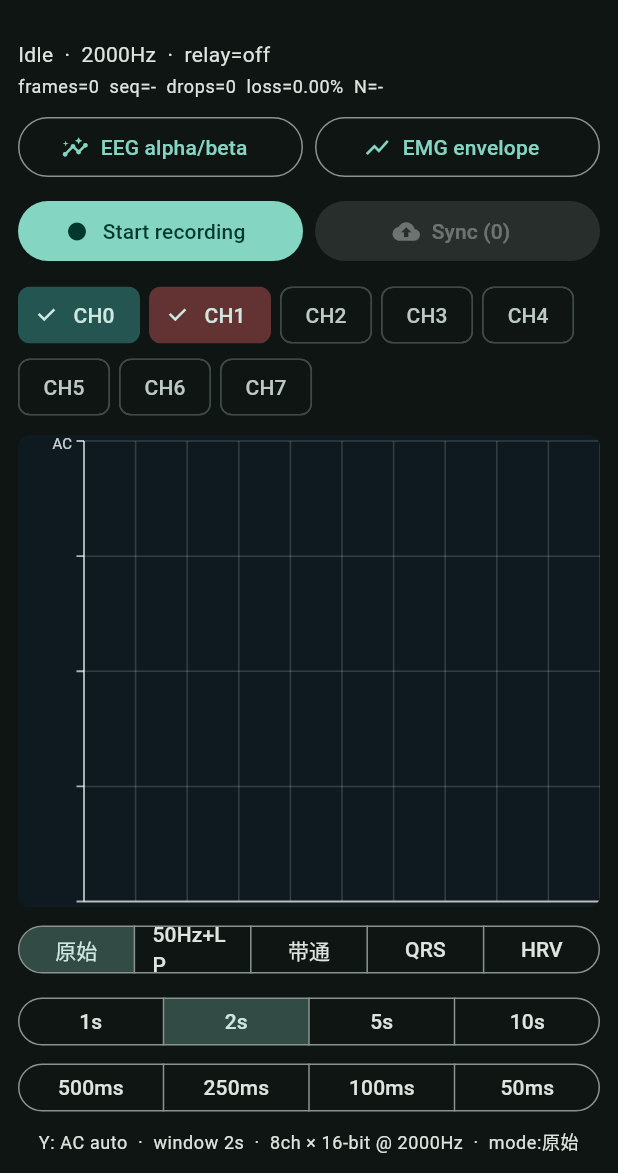
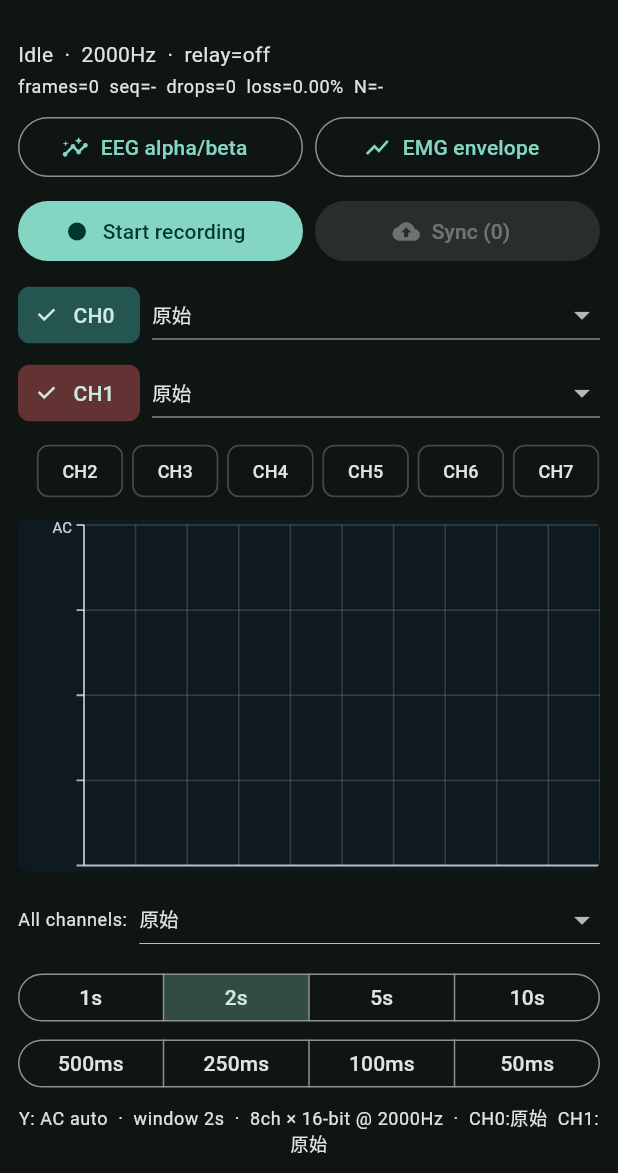
Before and after one commit to WalkEEG/WalkEEG, a Flutter app: the screen it shows after launch, on a phone screen of 412 x 824 dp, the part 63-1236 px from its top. Run offline on Flutter 3.47's test engine with Material 3 defaults, Android fonts, the phone set to English and light mode, and no system bars; our stand-ins replace flutter_blue_plus, multicast_dns, permission_handler, shared_preferences; missing offline and left inert: aws_client.

Commit message:
feat(app): 每通道独立滤波 —— CH0..CH7 各自可选滤波模式
之前只有 CH0 走滤波链，其余通道恒为原始值。现在：

packet_parser.dart
- 新增 _ChannelChain：每通道一套独立的 notch/lowpass/highpass 实例。
  IIR 滤波器有记忆，共用实例会导致通道间状态污染。
- _modes 改为 List<FilterMode>，8 个独立模式。
- 新增 modeFor(ch) / setModeFor(ch, m) / setModeForAll(m)。
  setModeFor 只重置该通道的滤波状态，切换时不跳变。
- reset() 清理全部通道链。
- 逐帧处理按通道各自的模式选择 raw 直通或走滤波链。
- QRS 检测仍取 CH0 的模式（R 峰只在 CH0 找）。
- 保留 mode getter/setter 做兼容：读 CH0，写全部。

main.dart
- 每个已显示通道一行：[CHn chip] + [滤波模式下拉框]。
- 未显示的通道以 ActionChip 呈现，点击加入显示。
- 原全局 SegmentedButton 改为 'All channels' 下拉，一键应用全部。
- 状态行从 'mode:xxx' 改为逐通道摘要，如 'CH0:QRS  CH1:50Hz+LP'。

```diff
--- a/05-Flutter program/lib/main.dart
+++ b/05-Flutter program/lib/main.dart
@@ -82,6 +82,8 @@ class _HomePageState extends State<HomePage> {
   double _yMax = -1; // -1 = AC auto
   int _windowMs = 2000;
   FilterMode _mode = FilterMode.raw;
+  /// Per-channel processing modes, mirrored into the parser.
+  final Map<int, FilterMode> _chModes = {for (var i = 0; i < 8; i++) i: FilterMode.raw};
   CognitoSession? _session;
   String _syncStatus = '';
   bool _syncing = false;
@@ -352,10 +354,31 @@ class _HomePageState extends State<HomePage> {
     });
   }
 
-  void _setMode(FilterMode m) {
+  /// Sets the processing mode for one channel, or for every channel when
+  /// [channel] is null.
+  /// Compact summary of active per-channel filters, e.g. "CH0:QRS CH1:50Hz+LP".
+  String _modeSummary() {
+    final parts = <String>[];
+    for (final ch in _selected.toList()..sort()) {
+      final m = _chModes[ch] ?? FilterMode.raw;
+      parts.add('CH$ch:${_modeLabels[m]}');
+    }
+    return parts.join('  ');
+  }
+
+  void _setMode(FilterMode m, {int? channel}) {
     setState(() {
+      if (channel == null) {
         _mode = m;
-      _ble.parser.mode = m; // parser resets filter/QRS state on change
+        for (var ch = 0; ch < 8; ch++) {
+          _chModes[ch] = m;
+        }
+        _ble.parser.setModeForAll(m);
+      } else {
+        _chModes[channel] = m;
+        if (channel == 0) _mode = m;
+        _ble.parser.setModeFor(channel, m);
+      }
     });
   }
 
@@ -585,17 +608,54 @@ class _HomePageState extends State<HomePage> {
               Text(_syncStatus, style: Theme.of(context).textTheme.bodySmall),
             ],
             const SizedBox(height: 8),
+            // One row per visible channel: pick the channel, then choose its
+            // own filter. Each channel's filter state is independent.
+            Column(
+              children: [
+                for (final ch in _selected.toList()..sort())
+                  Padding(
+                    padding: const EdgeInsets.only(bottom: 4),
+                    child: Row(
+                      children: [
+                        FilterChip(
+                          label: Text('CH$ch'),
+                          selected: true,
+                          selectedColor: _colors[ch].withOpacity(0.35),
+                          onSelected: (_) => _toggleChannel(ch),
+                        ),
+                        const SizedBox(width: 8),
+                        Expanded(
+                          child: DropdownButton<FilterMode>(
+                            isExpanded: true,
+                            value: _chModes[ch] ?? FilterMode.raw,
+                            items: [
+                              for (final m in FilterMode.values)
+                                DropdownMenuItem(
+                                  value: m,
+                                  child: Text(_modeLabels[m]!,
+                                      style: const TextStyle(fontSize: 13)),
+                                ),
+                            ],
+                            onChanged: (m) {
+                              if (m != null) _setMode(m, channel: ch);
+                            },
+                          ),
+                        ),
+                      ],
+                    ),
+                  ),
                 Wrap(
                   spacing: 6,
                   children: List.generate(8, (ch) {
                     final on = _selected.contains(ch);
-                return FilterChip(
-                  label: Text('CH$ch'),
-                  selected: on,
-                  selectedColor: _colors[ch].withOpacity(0.35),
-                  onSelected: (_) => _toggleChannel(ch),
+                    if (on) return const SizedBox.shrink();
+                    return ActionChip(
+                      label: Text('CH$ch', style: const TextStyle(fontSize: 12)),
+                      onPressed: () => _toggleChannel(ch),
                     );
                   }),
+                ),
+              ],
             ),
             const SizedBox(height: 8),
             if (metrics.isNotEmpty)
@@ -623,17 +683,30 @@ class _HomePageState extends State<HomePage> {
               ),
             ),
             const SizedBox(height: 8),
-            SegmentedButton<FilterMode>(
-              segments: [
+            // Global shortcut: apply one mode to every channel at once.
+            Row(
+              children: [
+                Text('All channels:',
+                    style: Theme.of(context).textTheme.bodySmall),
+                const SizedBox(width: 8),
+                Expanded(
+                  child: DropdownButton<FilterMode>(
+                    isExpanded: true,
+                    value: _mode,
+                    items: [
                       for (final m in FilterMode.values)
-                  ButtonSegment(value: m, label: Text(_modeLabels[m]!)),
+                        DropdownMenuItem(
+                          value: m,
+                          child: Text(_modeLabels[m]!,
+                              style: const TextStyle(fontSize: 13)),
+                        ),
                     ],
-              selected: {_mode},
-              onSelectionChanged: (sel) => _setMode(sel.first),
-              showSelectedIcon: false,
-              style: const ButtonStyle(
-                visualDensity: VisualDensity.compact,
+                    onChanged: (m) {
+                      if (m != null) _setMode(m);
+                    },
                   ),
+                ),
+              ],
             ),
             const SizedBox(height: 8),
             SegmentedButton<int>(
@@ -676,7 +749,7 @@ class _HomePageState extends State<HomePage> {
               'Y: ${_yMax < 0 ? "AC auto" : "0 … ${_yMax.round()}"}  ·  window '
               '${_windowMs >= 1000 ? "${_windowMs ~/ 1000}s" : "${_windowMs}ms"}  ·  '
               '8ch × 16-bit @ ${_sampleRateHz}Hz  ·  '
-              'mode:${_modeLabels[_mode]}',
+              '${_modeSummary()}',
               style: Theme.of(context).textTheme.bodySmall,
               textAlign: TextAlign.center,
             ),
--- a/05-Flutter program/lib/protocol/packet_parser.dart
+++ b/05-Flutter program/lib/protocol/packet_parser.dart
@@ -39,38 +39,53 @@ class WalkEegPacketParser {
     this.channelCapacity = 20000,
     FilterMode filterMode = FilterMode.notchLp,
     int sampleRate = 500,
-  }) : _mode = filterMode {
+  }) {
     channels = List.generate(
       8,
       (_) => ChannelBuffer(capacity: channelCapacity),
     );
-    _notch = MainsNotchFilter(sampleRate: sampleRate);
-    _lowpass = ButterworthLowPass();
-    _hp05 =
-        ButterworthSecondOrder.highPass(sampleRate: sampleRate, cutoffHz: 0.5);
+    // One independent filter chain per channel so each channel can run its
+    // own mode without sharing state.
+    _chains = List.generate(
+      numChannels,
+      (_) => _ChannelChain(sampleRate: sampleRate),
+    );
+    _modes = List<FilterMode>.filled(numChannels, filterMode);
     _qrs = QrsDetector(sampleRate: sampleRate);
   }
 
-  /// Processing scheme for CH0 (see [FilterMode]). CH1 (12-bit calibration
-  /// sawtooth) and the zero channels are always left raw.
-  FilterMode _mode;
-  FilterMode get mode => _mode;
-  set mode(FilterMode v) {
-    if (_mode != v) {
-      _mode = v;
-      // Clear all filter/QRS state on change so nothing jumps or false-triggers.
-      _notch.reset();
-      _lowpass.reset();
-      _hp05.reset();
+  /// Per-channel processing scheme (see [FilterMode]).
+  late final List<FilterMode> _modes;
+  late final List<_ChannelChain> _chains;
+  late QrsDetector _qrs;
+
+  /// Processing mode for a single channel.
+  FilterMode modeFor(int channel) =>
+      (channel >= 0 && channel < numChannels) ? _modes[channel] : FilterMode.raw;
+
+  /// Sets the processing mode for one channel, clearing that channel's filter
+  /// state so the trace neither jumps nor false-triggers.
+  void setModeFor(int channel, FilterMode v) {
+    if (channel < 0 || channel >= numChannels) return;
+    if (_modes[channel] == v) return;
+    _modes[channel] = v;
+    _chains[channel].reset();
+    if (channel == 0) {
       _qrs.reset();
       _beatIndices.clear();
     }
   }
 
-  late final MainsNotchFilter _notch;
-  late final ButterworthLowPass _lowpass;
-  late final ButterworthSecondOrder _hp05;
-  late final QrsDetector _qrs;
+  /// Applies one mode to every channel.
+  void setModeForAll(FilterMode v) {
+    for (var ch = 0; ch < numChannels; ch++) {
+      setModeFor(ch, v);
+    }
+  }
+
+  /// Backwards-compatible single value: reads CH0, writes all channels.
+  FilterMode get mode => _modes[0];
+  set mode(FilterMode v) => setModeForAll(v);
 
   /// Sample indices (into [channels] buffer) of detected QRS beats, most
   /// recent first. Populated in [FilterMode.qrs] and [FilterMode.hrv].
@@ -107,9 +122,9 @@ class WalkEegPacketParser {
     droppedFrames = 0;
     lastSeq = null;
     lastNSamples = null;
-    _notch.reset();
-    _lowpass.reset();
-    _hp05.reset();
+    for (final chain in _chains) {
+      chain.reset();
+    }
     _qrs.reset();
     _beatIndices.clear();
     for (final ch in channels) {
@@ -200,17 +215,17 @@ class WalkEegPacketParser {
     }
 
     for (var ch = 0; ch < numChannels; ch++) {
-      if (ch == 0 && _mode != FilterMode.raw) {
-        // Processing chain on the real ECG channel only. The raw values are
-        // 0..65535 unsigned; the filters are linear with unity DC gain, so
-        // output stays in range, but clamp defensively.
-        final chain = _chainFor(_mode);
+      final m = _modes[ch];
+      if (m == FilterMode.raw) {
+        channels[ch].addAll(perCh[ch]);
+      } else {
+        // Filters are linear with unity DC gain, but output is stored
+        // unsigned, so clamp defensively.
+        final chain = _chains[ch].functionFor(m);
         channels[ch].addAll(perCh[ch].map((v) {
           final y = chain(v.toDouble());
           return y.round().clamp(0, 65535);
         }));
-      } else {
-        channels[ch].addAll(perCh[ch]);
       }
     }
 
@@ -219,7 +234,7 @@ class WalkEegPacketParser {
 
     // QRS detection runs on the RAW channel 0 (Pan-Tompkins band-passes
     // internally), parallel to the display chain.
-    if (_mode == FilterMode.qrs || _mode == FilterMode.hrv) {
+    if (_modes[0] == FilterMode.qrs || _modes[0] == FilterMode.hrv) {
       final ch0 = perCh[0];
       for (final v in ch0) {
         if (_qrs.process(v.toDouble())) {
@@ -232,13 +247,33 @@ class WalkEegPacketParser {
     }
   }
 
+}
+
+/// Independent filter state for one channel.
+///
+/// Chains containing the 0.5 Hz high-pass remove the DC baseline, so the
+/// result is centred on 0 and would be clamped away by the unsigned
+/// 0..65535 storage. Those chains re-centre on half full-scale (+32768) so
+/// the AC waveform survives without clipping its negative half.
+class _ChannelChain {
+  _ChannelChain({required int sampleRate})
+      : _notch = MainsNotchFilter(sampleRate: sampleRate),
+        _lowpass = ButterworthLowPass(),
+        _hp05 = ButterworthSecondOrder.highPass(
+            sampleRate: sampleRate, cutoffHz: 0.5);
+
+  final MainsNotchFilter _notch;
+  final ButterworthLowPass _lowpass;
+  final ButterworthSecondOrder _hp05;
+
+  void reset() {
+    _notch.reset();
+    _lowpass.reset();
+    _hp05.reset();
+  }
+
   /// Builds the display chain for a mode: 0.5 Hz HP -> 50 Hz notch -> 100 Hz LP.
-  ///
-  /// Chains containing the 0.5 Hz high-pass remove the DC baseline, so the
-  /// result is centered on 0 and would be clamped away by the unsigned
-  /// 0..65535 storage. We re-center on half full-scale (+32768) so the full
-  /// AC waveform survives (negative half no longer clips to 0).
-  double Function(double) _chainFor(FilterMode m) {
+  double Function(double) functionFor(FilterMode m) {
     switch (m) {
       case FilterMode.raw:
         return (x) => x;
```
Lines whose indentation alone changed are shown as unchanged.
